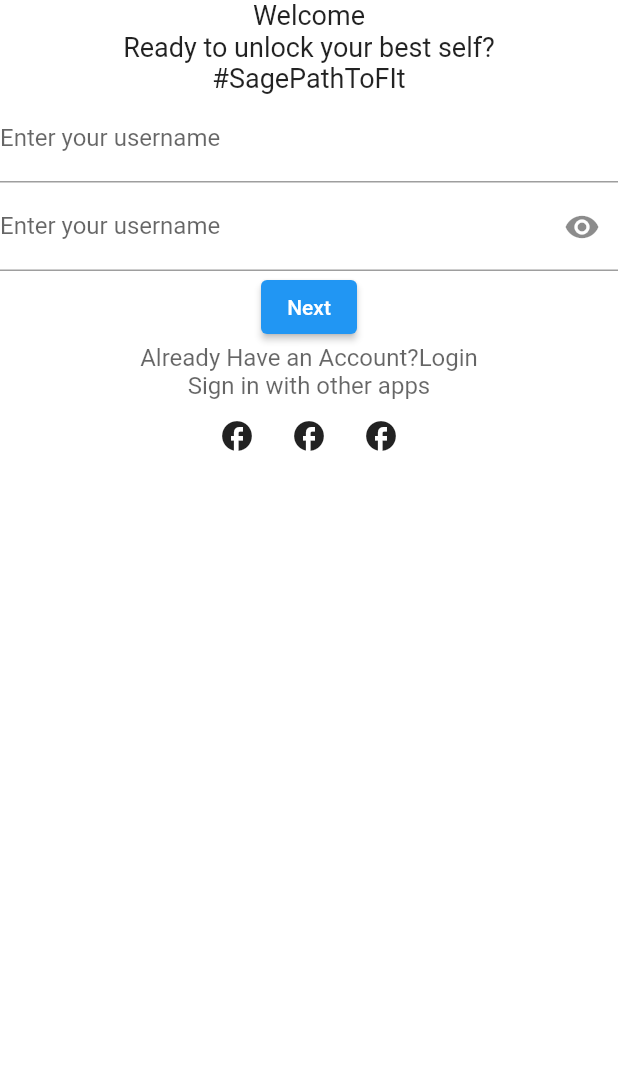
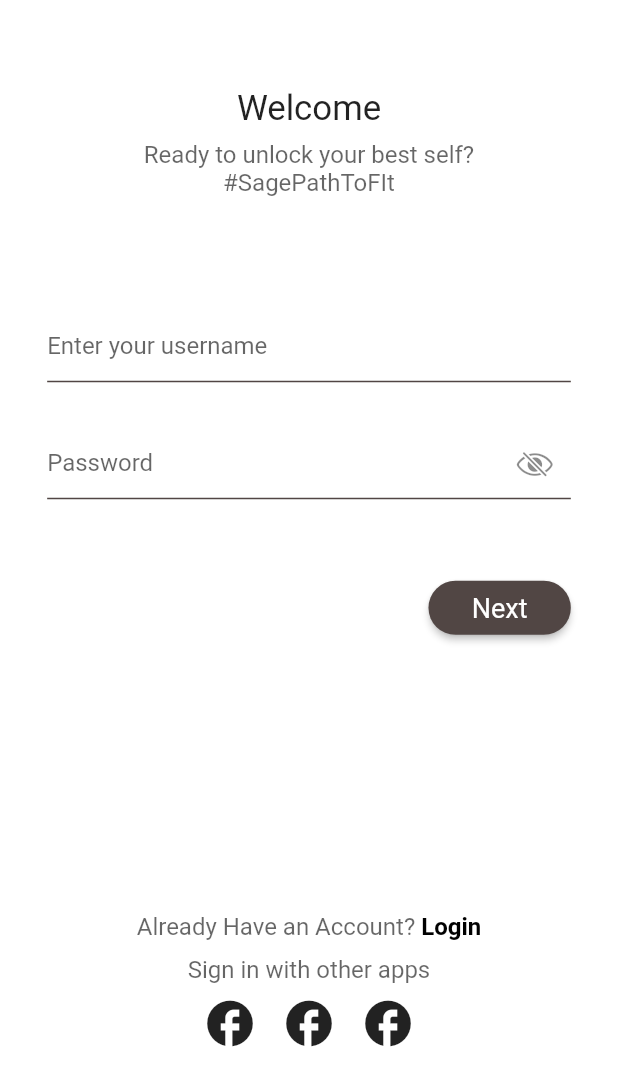
Before and after one commit to fitsage/fitsage_app, a Flutter app: the screen it shows after launch, on a phone screen of 412 x 824 dp, the part 150-1236 px from its top. Run offline on Flutter 3.47's test engine with Material 2 defaults, Android fonts, the phone set to English and light mode, and no system bars; Roboto replaces fonts that are missing (source sans pro).

Commit message:
SignIn Styled

```diff
--- a/fitsage_app/lib/views/SignIn.dart
+++ b/fitsage_app/lib/views/SignIn.dart
@@ -1,4 +1,6 @@
 import 'package:fitsage_app/custom_widgets/utility_widgets.dart';
+import 'package:flutter/cupertino.dart';
+import 'package:flutter/gestures.dart';
 import 'package:flutter/material.dart';
 
 class SignInScreen extends StatelessWidget {
@@ -30,63 +32,137 @@ class SignInScreen extends StatelessWidget {
           child: Padding(
             padding: EdgeInsets.fromLTRB(0, (70 / 852) * screenHeight, 0, 0),
             child: Column(
-              crossAxisAlignment: CrossAxisAlignment.center,
               children: [
                 Padding(
                   padding:
                       EdgeInsets.fromLTRB((30 / 393) * screenWidth, 0, 0, 0),
                   child: const Header(),
                 ),
+                SizedBox(
+                  height: (60 / 852) * screenHeight,
+                ),
                 Column(
+                  mainAxisAlignment: MainAxisAlignment.center,
                   children: [
-                    const Text(
+                    Text(
                       "Welcome",
                       style: TextStyle(
                         fontFamily: "source sans pro",
-                        fontSize: 18,
+                        fontSize: 24 * (screenHeight / 852),
                         fontWeight: FontWeight.normal,
                         decoration: TextDecoration.none,
                       ),
                     ),
-                    const Text(
+                    SizedBox(height: (9 / 852) * screenHeight),
+                    Text(
                       "Ready to unlock your best self?",
                       style: TextStyle(
                         fontFamily: "source sans pro",
-                        fontSize: 18,
+                        color: Colors.black.withOpacity(0.6),
+                        fontSize: 16,
                         fontWeight: FontWeight.normal,
                         decoration: TextDecoration.none,
                       ),
                     ),
-                    // ignore: prefer_const_constructors
                     Text(
                       "#SagePathToFIt",
-                      style: const TextStyle(
+                      style: TextStyle(
                         fontFamily: "source sans pro",
-                        fontSize: 18,
+                        fontSize: 16,
+                        color: Colors.black.withOpacity(0.6),
                         fontWeight: FontWeight.normal,
                         decoration: TextDecoration.none,
                       ),
                     ),
-                    Column(
-                      children: [
-                        TextFormField(
-                          decoration: const InputDecoration(
-                            border: UnderlineInputBorder(),
-                            labelText: 'Enter your username',
+                  ],
+                ),
+                SizedBox(height: (78 / 852) * screenHeight),
+                Padding(
+                  padding: EdgeInsets.symmetric(
+                      horizontal: (30 / 393) * screenWidth),
+                  child: Column(
+                    children: [
+                      TextFormField(
+                        cursorColor: const Color(0xFF514644),
+                        decoration: const InputDecoration(
+                          enabledBorder: UnderlineInputBorder(
+                            borderSide: BorderSide(
+                              color: Color(0xFF514644),
+                            ),
+                          ),
+                          focusedBorder: UnderlineInputBorder(
+                            borderSide: BorderSide(
+                              color: Color(0xFFEFC8B1),
+                            ),
+                          ),
+                          labelText: 'Enter your username',
+                          contentPadding: EdgeInsets.all(0),
+                          floatingLabelBehavior: FloatingLabelBehavior.never,
+                        ),
+                      ),
+                      SizedBox(height: (31 / 852) * screenHeight),
+                      TextFormField(
+                        cursorColor: const Color(0xFF514644),
+                        decoration: const InputDecoration(
+                          enabledBorder: UnderlineInputBorder(
+                            borderSide: BorderSide(
+                              color: Color(0xFF514644),
+                            ),
+                          ),
+                          focusedBorder: UnderlineInputBorder(
+                            borderSide: BorderSide(
+                              color: Color(0xFFEFC8B1),
+                            ),
+                          ),
+                          labelText: 'Password',
+                          contentPadding: EdgeInsets.all(0),
+                          floatingLabelBehavior: FloatingLabelBehavior.never,
+                          suffixIcon: Icon(CupertinoIcons.eye_slash),
+                        ),
+                        obscureText: true,
+                      ),
+                    ],
+                  ),
+                ),
+                SizedBox(
+                  height: screenHeight * (50 / 852),
+                ),
+                Align(
+                  alignment: Alignment.centerRight,
+                  child: Padding(
+                    padding:
+                        EdgeInsets.fromLTRB(0, 0, screenWidth * (30 / 393), 0),
+                    child: ElevatedButton(
+                      onPressed: () {},
+                      style: ButtonStyle(
+                        backgroundColor: const MaterialStatePropertyAll<Color>(
+                          Color(0xFF514644),
+                        ),
+                        shape:
+                            MaterialStateProperty.all<RoundedRectangleBorder>(
+                          RoundedRectangleBorder(
+                            borderRadius: BorderRadius.circular(20.0),
                           ),
                         ),
-                        TextFormField(
-                          decoration: const InputDecoration(
-                            border: UnderlineInputBorder(),
-                            labelText: 'Enter your username',
-                            suffixIcon: Icon(Icons.remove_red_eye),
+                      ),
+                      child: SizedBox(
+                        width: (60 / 393) * screenWidth,
+                        child: const Text(
+                          "Next",
+                          style: TextStyle(
+                            fontFamily: "source sans pro",
+                            fontSize: 18,
+                            fontWeight: FontWeight.normal,
+                            decoration: TextDecoration.none,
                           ),
+                          textAlign: TextAlign.center,
                         ),
-                        ElevatedButton(
-                            onPressed: () {}, child: const Text("Next"))
-                      ],
+                      ),
                     ),
-                  ],
+                  ),
+                ),
+                SizedBox(
+                  height: screenHeight * (185 / 852),
                 ),
                 Column(
                   children: [
@@ -104,7 +180,7 @@ class SignInScreen extends StatelessWidget {
                             ),
                           ),
                           TextSpan(
-                            text: "Login",
+                            text: " ",
                             style: TextStyle(
                               color: Colors.black.withOpacity(0.6),
                               fontFamily: "source sans pro",
@@ -113,8 +189,22 @@ class SignInScreen extends StatelessWidget {
                               decoration: TextDecoration.none,
                             ),
                           ),
+                          TextSpan(
+                            text: "Login",
+                            style: const TextStyle(
+                              color: Colors.black,
+                              fontFamily: "source sans pro",
+                              fontSize: 16,
+                              fontWeight: FontWeight.bold,
+                              decoration: TextDecoration.none,
+                            ),
+                            recognizer: TapGestureRecognizer()..onTap = () {},
+                          ),
                         ],
                       ),
+                    ),
+                    SizedBox(
+                      height: screenHeight * (10 / 852),
                     ),
                     RichText(
                       text: TextSpan(
@@ -133,17 +223,20 @@ class SignInScreen extends StatelessWidget {
                       children: [
                         IconButton(
                           icon: const Icon(Icons.facebook),
+                          iconSize: (35 / 393) * screenWidth,
                           onPressed: () {
                             // Perform search action
                           },
                         ),
                         IconButton(
+                          iconSize: (35 / 393) * screenWidth,
                           icon: const Icon(Icons.facebook),
                           onPressed: () {
                             // Show more options
                           },
                         ),
                         IconButton(
+                          iconSize: (35 / 393) * screenWidth,
                           icon: const Icon(Icons.facebook),
                           onPressed: () {
                             // Show more options
--- a/fitsage_app/lib/views/welcome.dart
+++ b/fitsage_app/lib/views/welcome.dart
@@ -133,7 +133,7 @@ class WelcomeScreen extends StatelessWidget {
                             color: Colors.black,
                             fontFamily: "source sans pro",
                             fontSize: 16,
-                            fontWeight: FontWeight.normal,
+                            fontWeight: FontWeight.bold,
                             decoration: TextDecoration.none,
                           ),
                           recognizer: TapGestureRecognizer()
```
